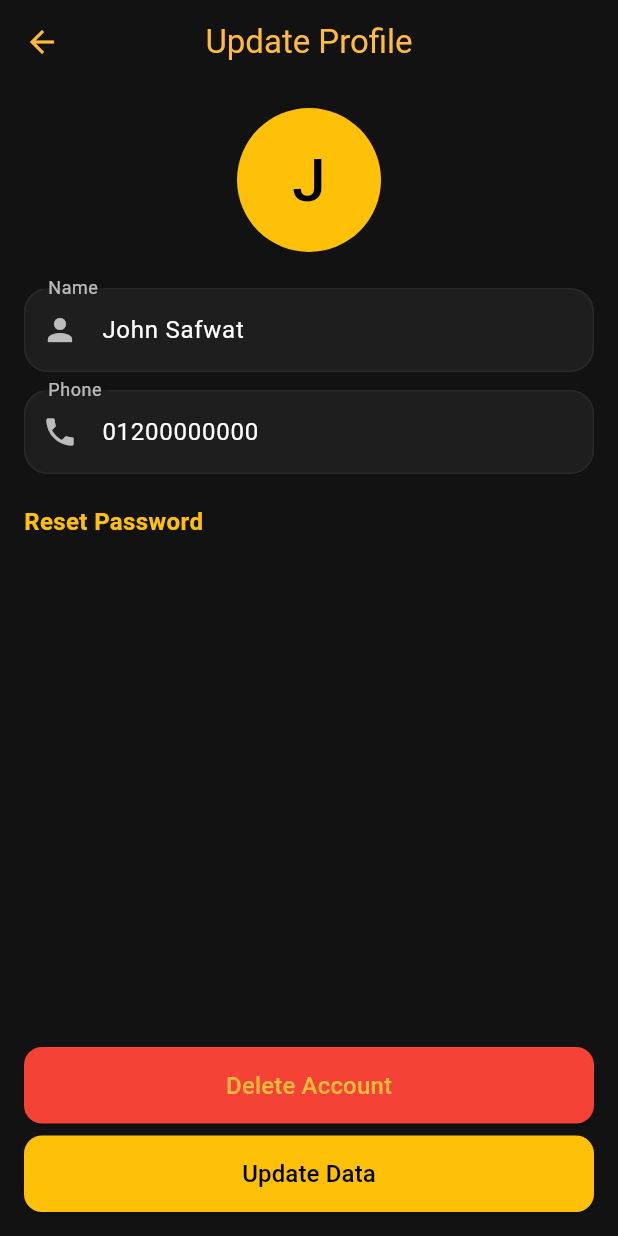
After one commit to Route-Graduation-Project/Movies-App, a Flutter app: the UpdateProfileWithReset screen opened by its route, on a phone screen of 412 x 824 dp. The commit adds this screen. Run offline on Flutter 3.47's test engine with Material 3 defaults, Android fonts, the phone set to English and light mode, and no system bars; our stand-ins replace animated_toggle_switch, carousel_slider, connectivity_plus, dio, firebase_auth, firebase_core and 6 more; accounts and stored records are empty; generated files the repository leaves out were written again.

Commit message:
update profile

```diff
--- a/lib/core/routing/app_routes.dart
+++ b/lib/core/routing/app_routes.dart
@@ -6,6 +6,7 @@ import 'package:movies_app/presentation/auth/register/register_cubit/register_cu
 import 'package:movies_app/presentation/auth/register/register_view.dart';
 import 'package:movies_app/presentation/home/home_screen.dart';
 import 'package:movies_app/presentation/screens/splash_sceen.dart';
+import 'package:movies_app/presentation/update/reset_password.dart';
 import 'package:movies_app/presentation/update/select_picture_screen.dart';
 import 'package:movies_app/presentation/update/update_screen.dart';
 
@@ -48,6 +49,11 @@ abstract class AppRoutes {
           settings: settings,
           builder: (_) => const LoginView(),
         );
+      case Routes.resethRoute:
+        return MaterialPageRoute(
+          settings: settings,
+          builder: (_) => const UpdateProfileWithReset(),
+        );
       case Routes.selectPictureRoute:
         return PageRouteBuilder(
           opaque: false,
--- a/lib/core/routing/routes.dart
+++ b/lib/core/routing/routes.dart
@@ -8,4 +8,5 @@ abstract class Routes {
   static const String loginRoute = "/login";
   static const String selectPictureRoute = "/select_picture";
   static const String splashRoute = '/splash';
+  static const String resethRoute = '/reset';
 }
--- /dev/null
+++ b/lib/presentation/update/reset_password.dart
@@ -0,0 +1,179 @@
+import 'package:flutter/material.dart';
+
+class UpdateProfileWithReset extends StatefulWidget {
+  const UpdateProfileWithReset({Key? key}) : super(key: key);
+
+  @override
+  State<UpdateProfileWithReset> createState() => _UpdateProfileWithResetState();
+}
+
+class _UpdateProfileWithResetState extends State<UpdateProfileWithReset> {
+  final TextEditingController _nameController = TextEditingController(
+    text: "John Safwat",
+  );
+  final TextEditingController _phoneController = TextEditingController(
+    text: "01200000000",
+  );
+
+  bool _isSendingReset = false;
+
+  Future<void> _onResetPasswordPressed() async {
+    setState(() {
+      _isSendingReset = true;
+    });
+
+    await Future.delayed(const Duration(seconds: 1));
+
+    if (!mounted) return;
+
+    ScaffoldMessenger.of(context).showSnackBar(
+      const SnackBar(
+        content: Text(
+          'لو الإيميل موجود في السيستم، هيتبعت لينك Reset Password 🙂',
+        ),
+      ),
+    );
+
+    setState(() {
+      _isSendingReset = false;
+    });
+  }
+
+  @override
+  Widget build(BuildContext context) {
+    return Scaffold(
+      backgroundColor: const Color(0xFF121212),
+      appBar: AppBar(
+        backgroundColor: const Color(0xFF121212),
+        elevation: 0,
+        title: const Text('Update Profile'),
+      ),
+      body: Padding(
+        padding: const EdgeInsets.all(16.0),
+        child: Column(
+          crossAxisAlignment: CrossAxisAlignment.start,
+          children: [
+            Center(
+              child: CircleAvatar(
+                radius: 48,
+                backgroundColor: Colors.amber,
+                child: Text(
+                  _nameController.text.isNotEmpty
+                      ? _nameController.text[0]
+                      : 'U',
+                  style: const TextStyle(fontSize: 40, color: Colors.black),
+                ),
+              ),
+            ),
+
+            const SizedBox(height: 24),
+
+            TextField(
+              controller: _nameController,
+              style: const TextStyle(color: Colors.white),
+              decoration: const InputDecoration(
+                prefixIcon: Icon(Icons.person, color: Colors.white70),
+                labelText: 'Name',
+                labelStyle: TextStyle(color: Colors.white70),
+                filled: true,
+                fillColor: Color(0xFF1E1E1E),
+                border: OutlineInputBorder(
+                  borderRadius: BorderRadius.all(Radius.circular(12)),
+                  borderSide: BorderSide.none,
+                ),
+              ),
+            ),
+
+            const SizedBox(height: 12),
+
+            TextField(
+              controller: _phoneController,
+              keyboardType: TextInputType.phone,
+              style: const TextStyle(color: Colors.white),
+              decoration: const InputDecoration(
+                prefixIcon: Icon(Icons.phone, color: Colors.white70),
+                labelText: 'Phone',
+                labelStyle: TextStyle(color: Colors.white70),
+                filled: true,
+                fillColor: Color(0xFF1E1E1E),
+                border: OutlineInputBorder(
+                  borderRadius: BorderRadius.all(Radius.circular(12)),
+                  borderSide: BorderSide.none,
+                ),
+              ),
+            ),
+
+            const SizedBox(height: 20),
+
+            InkWell(
+              onTap: _isSendingReset ? null : _onResetPasswordPressed,
+              child: Row(
+                mainAxisSize: MainAxisSize.min,
+                children: [
+                  if (_isSendingReset)
+                    const Padding(
+                      padding: EdgeInsets.only(right: 8.0),
+                      child: SizedBox(
+                        width: 16,
+                        height: 16,
+                        child: CircularProgressIndicator(strokeWidth: 2),
+                      ),
+                    ),
+                  const Text(
+                    'Reset Password',
+                    style: TextStyle(
+                      color: Colors.amber,
+                      fontSize: 16,
+                      fontWeight: FontWeight.w600,
+                    ),
+                  ),
+                ],
+              ),
+            ),
+
+            const Spacer(),
+
+            SizedBox(
+              width: double.infinity,
+              child: ElevatedButton(
+                onPressed: () {},
+                style: ElevatedButton.styleFrom(
+                  backgroundColor: Colors.red,
+                  padding: const EdgeInsets.symmetric(vertical: 14),
+                  shape: RoundedRectangleBorder(
+                    borderRadius: BorderRadius.circular(12),
+                  ),
+                ),
+                child: const Text(
+                  'Delete Account',
+                  style: TextStyle(fontSize: 16),
+                ),
+              ),
+            ),
+
+            const SizedBox(height: 8),
+
+            SizedBox(
+              width: double.infinity,
+              child: ElevatedButton(
+                onPressed: () {},
+                style: ElevatedButton.styleFrom(
+                  backgroundColor: Colors.amber,
+                  foregroundColor: Colors.black,
+                  padding: const EdgeInsets.symmetric(vertical: 14),
+                  shape: RoundedRectangleBorder(
+                    borderRadius: BorderRadius.circular(12),
+                  ),
+                ),
+                child: const Text(
+                  'Update Data',
+                  style: TextStyle(fontSize: 16),
+                ),
+              ),
+            ),
+          ],
+        ),
+      ),
+    );
+  }
+}
--- a/lib/presentation/update/update_screen.dart
+++ b/lib/presentation/update/update_screen.dart
@@ -21,7 +21,6 @@ class _UpdateScreenState extends State<UpdateScreen> {
   int? selectedAvatarId;
   TextEditingController name = TextEditingController();
   TextEditingController phone = TextEditingController();
-
 
   @override
   void initState() {
@@ -81,7 +80,9 @@ class _UpdateScreenState extends State<UpdateScreen> {
                             filled: true,
                             fillColor: AppColors.gray,
                             prefixIcon: const Icon(Icons.person),
-                            hintText: profileInfo?.data?.name?.toString() ?? "User Name",
+                            hintText:
+                                profileInfo?.data?.name?.toString() ??
+                                "User Name",
                           ),
                         ),
                         20.heightSpace,
@@ -91,13 +92,19 @@ class _UpdateScreenState extends State<UpdateScreen> {
                             filled: true,
                             fillColor: AppColors.gray,
                             prefixIcon: const Icon(Icons.phone),
-                            hintText: profileInfo?.data?.phone?.toString() ?? "Phone Number",
+                            hintText:
+                                profileInfo?.data?.phone?.toString() ??
+                                "Phone Number",
                           ),
                         ),
                         Align(
                           alignment: Alignment.centerLeft,
                           child: TextButton(
-                            onPressed: () {},
+                            onPressed: () {
+                              Navigator.of(
+                                context,
+                              ).pushNamed(Routes.resethRoute);
+                            },
                             child: const Text("Reset Password"),
                           ),
                         ),
@@ -131,9 +138,17 @@ class _UpdateScreenState extends State<UpdateScreen> {
                       padding: const EdgeInsets.symmetric(horizontal: 16),
                       child: FilledButton(
                         onPressed: () {
-                          final newName = name.text.isNotEmpty ? name.text : profileInfo?.data?.name;
-                          final newPhone = phone.text.isNotEmpty ? phone.text : profileInfo?.data?.phone;
-                          final newAvatarId = selectedAvatarId ?? profileInfo?.data?.avaterId?.toInt();
+                          final newName =
+                              name.text.isNotEmpty
+                                  ? name.text
+                                  : profileInfo?.data?.name;
+                          final newPhone =
+                              phone.text.isNotEmpty
+                                  ? phone.text
+                                  : profileInfo?.data?.phone;
+                          final newAvatarId =
+                              selectedAvatarId ??
+                              profileInfo?.data?.avaterId?.toInt();
 
                           ApiManager().updateProfile(
                             name: newName,
```
